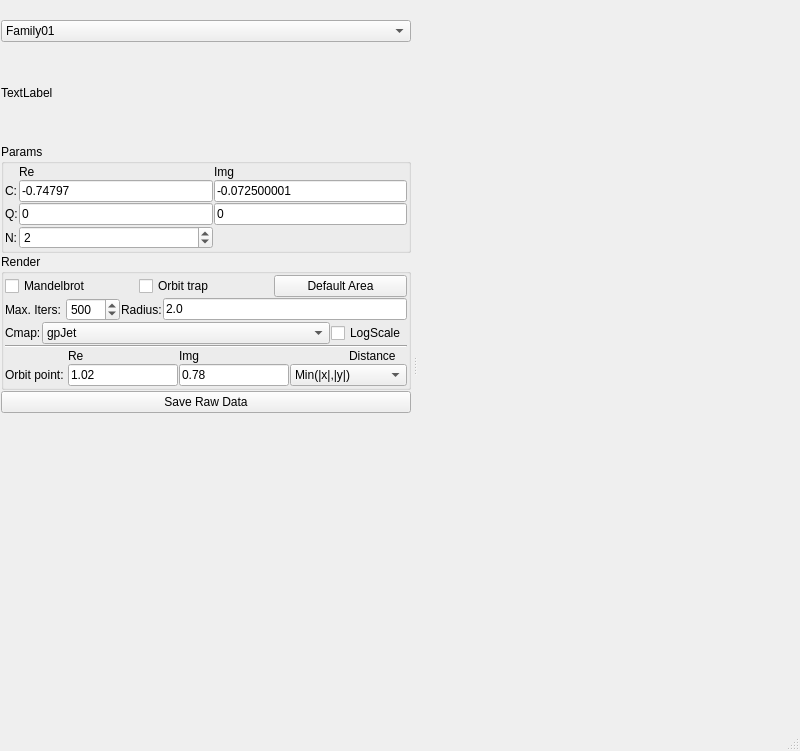
otre99/FractalsGen, file qtapp/mainwindow.ui: the form before one commit.
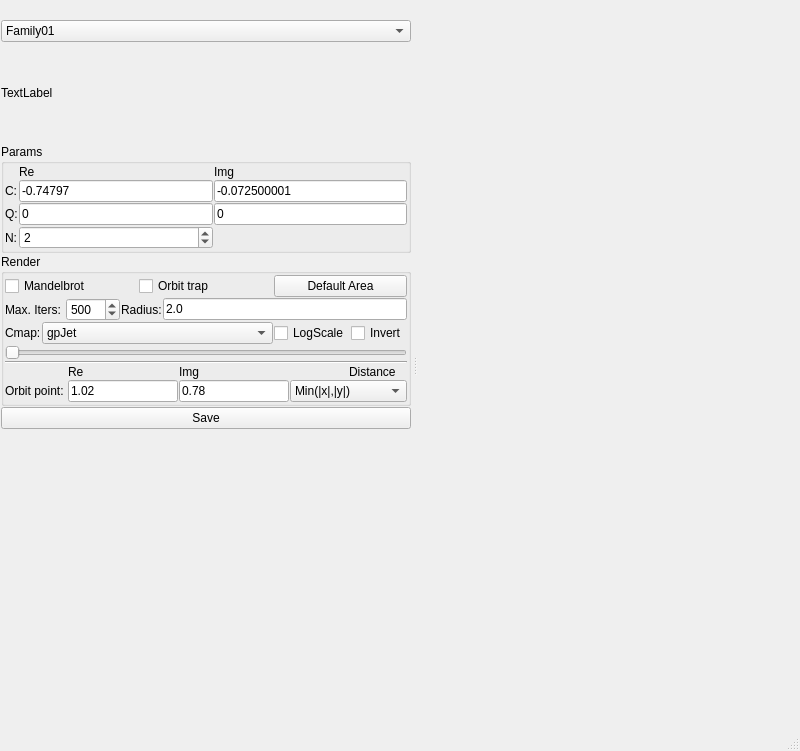
The form after the commit.

What changed in the file:
```diff
--- a/qtapp/mainwindow.ui
+++ b/qtapp/mainwindow.ui
@@ -416,6 +416,13 @@
             </property>
            </widget>
           </item>
+          <item>
+           <widget class="QCheckBox" name="checkBoxInvert">
+            <property name="text">
+             <string>Invert</string>
+            </property>
+           </widget>
+          </item>
          </layout>
         </item>
         <item row="3" column="0">
@@ -423,14 +430,7 @@
           <property name="spacing">
            <number>1</number>
           </property>
-          <item row="1" column="4">
-           <widget class="QLabel" name="label">
-            <property name="text">
-             <string>Distance</string>
-            </property>
-           </widget>
-          </item>
-          <item row="2" column="3" colspan="2">
+          <item row="3" column="3" colspan="2">
            <widget class="QComboBox" name="comboBoxOrbitType">
             <property name="currentIndex">
              <number>8</number>
@@ -512,21 +512,42 @@
             </item>
            </widget>
           </item>
-          <item row="2" column="1">
-           <widget class="QLineEdit" name="leOrbitReal">
-            <property name="text">
-             <string>1.02</string>
+          <item row="1" column="0" colspan="5">
+           <widget class="Line" name="line">
+            <property name="orientation">
+             <enum>Qt::Orientation::Horizontal</enum>
             </property>
            </widget>
           </item>
-          <item row="2" column="2">
+          <item row="3" column="2">
            <widget class="QLineEdit" name="leOrbitImg">
             <property name="text">
              <string>0.78</string>
             </property>
            </widget>
           </item>
-          <item row="1" column="1">
+          <item row="3" column="1">
+           <widget class="QLineEdit" name="leOrbitReal">
+            <property name="text">
+             <string>1.02</string>
+            </property>
+           </widget>
+          </item>
+          <item row="3" column="0">
+           <widget class="QLabel" name="label_11">
+            <property name="text">
+             <string>Orbit point: </string>
+            </property>
+           </widget>
+          </item>
+          <item row="2" column="4">
+           <widget class="QLabel" name="label">
+            <property name="text">
+             <string>Distance</string>
+            </property>
+           </widget>
+          </item>
+          <item row="2" column="1">
            <widget class="QLabel" name="label_10">
             <property name="sizePolicy">
              <sizepolicy hsizetype="Preferred" vsizetype="Maximum">
@@ -539,14 +560,7 @@
             </property>
            </widget>
           </item>
-          <item row="2" column="0">
-           <widget class="QLabel" name="label_11">
-            <property name="text">
-             <string>Orbit point: </string>
-            </property>
-           </widget>
-          </item>
-          <item row="1" column="2" colspan="2">
+          <item row="2" column="2" colspan="2">
            <widget class="QLabel" name="label_9">
             <property name="text">
              <string>Img</string>
@@ -554,9 +568,12 @@
            </widget>
           </item>
           <item row="0" column="0" colspan="5">
-           <widget class="Line" name="line">
+           <widget class="QSlider" name="horizontalSlider">
+            <property name="maximum">
+             <number>1000</number>
+            </property>
             <property name="orientation">
-             <enum>Qt::Horizontal</enum>
+             <enum>Qt::Orientation::Horizontal</enum>
             </property>
            </widget>
           </item>
@@ -568,7 +585,7 @@
      <item row="4" column="0">
       <widget class="QPushButton" name="pBSaveRawData">
        <property name="text">
-        <string>Save Raw Data</string>
+        <string>Save</string>
        </property>
       </widget>
      </item>
```
Left out of the diff: 4 changed lines with no effect on the pictures.
